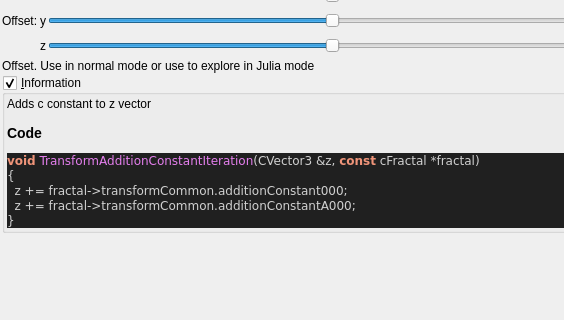
The window that mandelbulber2/qt_data/fractal_transf_add_constant.ui (buddhi1980/mandelbulber2) describes before a commit, drawn with Qt 5; both pictures show x 0 to 564 and y 138 to 458 of the 709 by 690 pixel window.
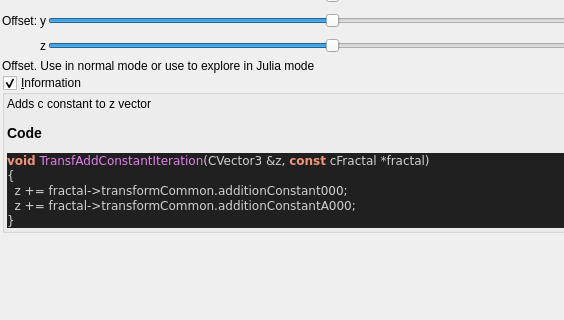
The same window after the commit. Custom widgets are drawn as their Qt base class.

What changed in the file:
```diff
--- a/mandelbulber2/qt_data/fractal_transf_add_constant.ui
+++ b/mandelbulber2/qt_data/fractal_transf_add_constant.ui
@@ -356,7 +356,7 @@
 &lt;/table&gt;
 &lt;h3&gt;Code&lt;/h3&gt;
 &lt;body style=&quot;background-color:#202020&quot;&gt;
-&lt;pre style=&quot;color:#d0d0d0; background-color:#202020;  font-family:'Courier New',monospace;&quot;&gt;&lt;span style=&quot;color:#f09479; font-weight:bold&quot;&gt;void&lt;/span&gt; &lt;span style=&quot;color:#e47eed&quot;&gt;TransformAdditionConstantIteration&lt;/span&gt;&lt;span style=&quot;color:#d0d0d0&quot;&gt;(&lt;/span&gt;CVector3 &lt;span style=&quot;color:#d0d0d0&quot;&gt;&amp;amp;&lt;/span&gt;z&lt;span style=&quot;color:#d0d0d0&quot;&gt;,&lt;/span&gt; &lt;span style=&quot;color:#f09479; font-weight:bold&quot;&gt;const&lt;/span&gt; cFractal &lt;span style=&quot;color:#d0d0d0&quot;&gt;*&lt;/span&gt;fractal&lt;span style=&quot;color:#d0d0d0&quot;&gt;)&lt;/span&gt;
+&lt;pre style=&quot;color:#d0d0d0; background-color:#202020;  font-family:'Courier New',monospace;&quot;&gt;&lt;span style=&quot;color:#f09479; font-weight:bold&quot;&gt;void&lt;/span&gt; &lt;span style=&quot;color:#e47eed&quot;&gt;TransfAddConstantIteration&lt;/span&gt;&lt;span style=&quot;color:#d0d0d0&quot;&gt;(&lt;/span&gt;CVector3 &lt;span style=&quot;color:#d0d0d0&quot;&gt;&amp;amp;&lt;/span&gt;z&lt;span style=&quot;color:#d0d0d0&quot;&gt;,&lt;/span&gt; &lt;span style=&quot;color:#f09479; font-weight:bold&quot;&gt;const&lt;/span&gt; cFractal &lt;span style=&quot;color:#d0d0d0&quot;&gt;*&lt;/span&gt;fractal&lt;span style=&quot;color:#d0d0d0&quot;&gt;)&lt;/span&gt;
 &lt;span style=&quot;color:#d0d0d0&quot;&gt;{&lt;/span&gt;
   z &lt;span style=&quot;color:#d0d0d0&quot;&gt;+=&lt;/span&gt; fractal&lt;span style=&quot;color:#d0d0d0&quot;&gt;-&amp;gt;&lt;/span&gt;transformCommon&lt;span style=&quot;color:#d0d0d0&quot;&gt;.&lt;/span&gt;additionConstant000&lt;span style=&quot;color:#d0d0d0&quot;&gt;;&lt;/span&gt;
   z &lt;span style=&quot;color:#d0d0d0&quot;&gt;+=&lt;/span&gt; fractal&lt;span style=&quot;color:#d0d0d0&quot;&gt;-&amp;gt;&lt;/span&gt;transformCommon&lt;span style=&quot;color:#d0d0d0&quot;&gt;.&lt;/span&gt;additionConstantA000&lt;span style=&quot;color:#d0d0d0&quot;&gt;;&lt;/span&gt;
```
Left out of the diff: 4 changed lines with no effect on the pictures.
